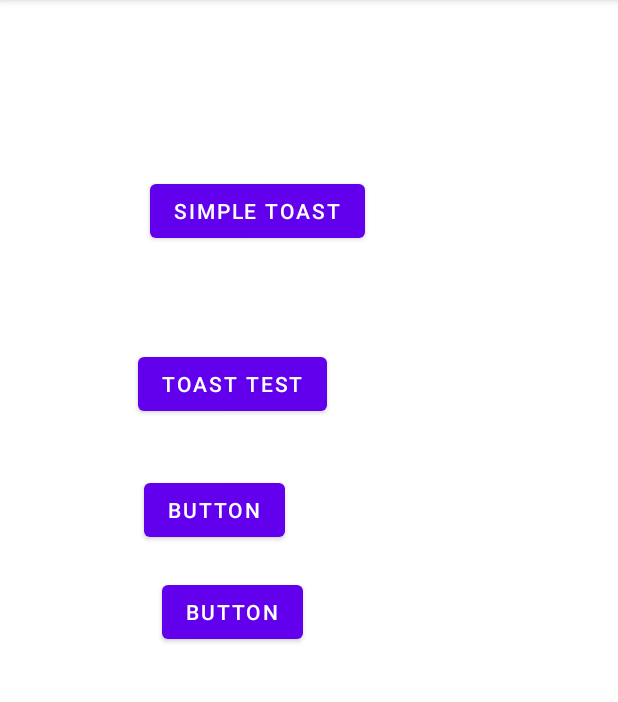
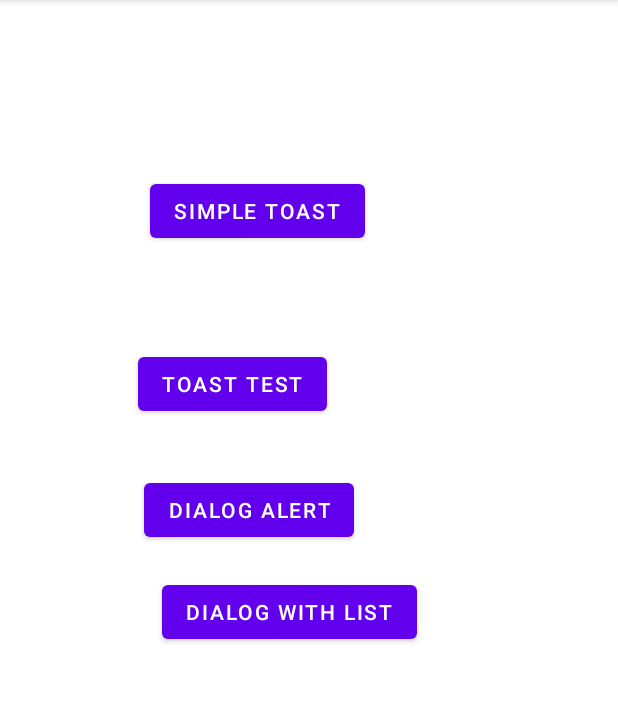
Before and after one commit to Mahreen-Asama/Lec-14-Toast-Dialog, an Android app: the screen it shows after launch (MainActivity), after a tap on "TOAST TEST", on a phone screen of 412 x 824 dp, the part 84-786 px from its top. Run offline under Robolectric (Android 15) with nearby library versions, the phone set to English and light mode, and no system bars.

Commit message:
alert dialog added

```diff
--- a/app/src/main/java/com/example/lec_14_dialog/MainActivity.java
+++ b/app/src/main/java/com/example/lec_14_dialog/MainActivity.java
@@ -5,6 +5,7 @@ import androidx.appcompat.app.AppCompatActivity;
 
 import android.content.DialogInterface;
 import android.os.Bundle;
+import android.util.Log;
 import android.view.Gravity;
 import android.view.LayoutInflater;
 import android.view.View;
@@ -23,16 +24,18 @@ public class MainActivity extends AppCompatActivity {
         setContentView(R.layout.activity_main);
 
         b0=findViewById(R.id.toast_simple);
-        b=findViewById(R.id.button);
-        b2=findViewById(R.id.button2);
-        b3=findViewById(R.id.button3);
+        b=findViewById(R.id.toast_test);
+        b2=findViewById(R.id.dialog_alert);
+        b3=findViewById(R.id.dialog_list);
+        int c1=getResources().getColor(R.color.teal_200);
 
         //simple toast
         b0.setOnClickListener(new View.OnClickListener() {
             @Override
             public void onClick(View view) {
-                Toast t=Toast.makeText(MainActivity.this,"Text toast",Toast.LENGTH_LONG);
+                Toast t=Toast.makeText(MainActivity.this,"simple toast",Toast.LENGTH_LONG);
                 t.show();
+                Log.d("888888888888","simpl toast clikkkkkkkk");
             }
         });
         //customized toast
@@ -49,11 +52,11 @@ public class MainActivity extends AppCompatActivity {
                 Toast toast=new Toast(getApplicationContext());
                 toast.setDuration(Toast.LENGTH_LONG);
                 toast.setView(mylayout);
-                toast.setGravity(Gravity.CENTER,0,0);
+                toast.setGravity(Gravity.CENTER|Gravity.RIGHT,100,200);
                 toast.show();
             }
         });
-
+        //alert dialog
         b2.setOnClickListener(new View.OnClickListener() {
             @Override
             public void onClick(View view) {
@@ -61,23 +64,33 @@ public class MainActivity extends AppCompatActivity {
                 builder.setTitle("Title here");
                 builder.setMessage("Meessage here");
                 builder.setCancelable(false);
-                builder.setPositiveButton("positive btn", new DialogInterface.OnClickListener() {
+                //positive btn = leave
+                builder.setPositiveButton("leave btn", new DialogInterface.OnClickListener() {
                     @Override
                     public void onClick(DialogInterface dialogInterface, int i) {
                         finish();
                     }
                 });
-                builder.setNegativeButton("negative btn", new DialogInterface.OnClickListener() {
+                //negative btn = stay
+                builder.setNegativeButton("stay btn", new DialogInterface.OnClickListener() {
                     @Override
                     public void onClick(DialogInterface dialogInterface, int i) {
                         dialogInterface.cancel();
+                    }
+                });
+                //what-up btn = guidance(about what to do)
+                builder.setNeutralButton("what up", new DialogInterface.OnClickListener() {
+                    @Override
+                    public void onClick(DialogInterface dialogInterface, int i) {
+                        Toast.makeText(getApplicationContext(),"Click leave to close and stay to cancel",
+                                Toast.LENGTH_LONG).show();
                     }
                 });
                 AlertDialog alertDialog=builder.create();
                 alertDialog.show();
             }
         });
-
+        //alert dailog with list
         b3.setOnClickListener(new View.OnClickListener() {
             String []colos={"green","blue","red","yellow"};
 
--- a/app/src/main/res/layout/activity_main.xml
+++ b/app/src/main/res/layout/activity_main.xml
@@ -7,7 +7,7 @@
     tools:context=".MainActivity">
 
     <Button
-        android:id="@+id/button"
+        android:id="@+id/toast_test"
         android:layout_width="wrap_content"
         android:layout_height="wrap_content"
         android:layout_marginStart="92dp"
@@ -17,24 +17,24 @@
         app:layout_constraintTop_toTopOf="parent" />
 
     <Button
-        android:id="@+id/button3"
+        android:id="@+id/dialog_list"
         android:layout_width="wrap_content"
         android:layout_height="wrap_content"
         android:layout_marginStart="12dp"
         android:layout_marginTop="20dp"
-        android:text="Button"
-        app:layout_constraintStart_toStartOf="@+id/button2"
-        app:layout_constraintTop_toBottomOf="@+id/button2" />
+        android:text="Dialog With List"
+        app:layout_constraintStart_toStartOf="@+id/dialog_alert"
+        app:layout_constraintTop_toBottomOf="@+id/dialog_alert" />
 
     <Button
-        android:id="@+id/button2"
+        android:id="@+id/dialog_alert"
         android:layout_width="wrap_content"
         android:layout_height="wrap_content"
         android:layout_marginStart="4dp"
         android:layout_marginTop="36dp"
-        android:text="Button"
-        app:layout_constraintStart_toStartOf="@+id/button"
-        app:layout_constraintTop_toBottomOf="@+id/button" />
+        android:text="Dialog Alert"
+        app:layout_constraintStart_toStartOf="@+id/toast_test"
+        app:layout_constraintTop_toBottomOf="@+id/toast_test" />
 
     <Button
         android:id="@+id/toast_simple"
@@ -43,7 +43,7 @@
         android:layout_marginStart="8dp"
         android:layout_marginBottom="67dp"
         android:text="Simple Toast"
-        app:layout_constraintBottom_toTopOf="@+id/button"
-        app:layout_constraintStart_toStartOf="@+id/button" />
+        app:layout_constraintBottom_toTopOf="@+id/toast_test"
+        app:layout_constraintStart_toStartOf="@+id/toast_test" />
 
 </androidx.constraintlayout.widget.ConstraintLayout>
```
